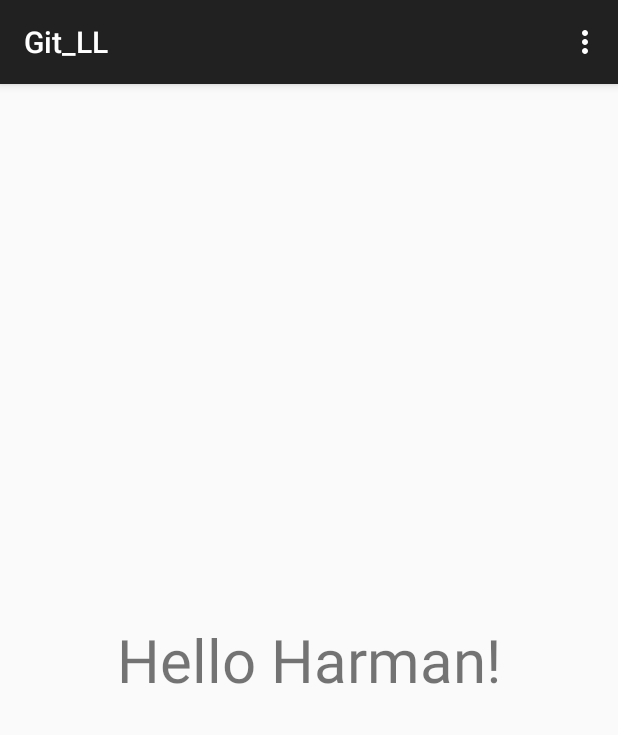
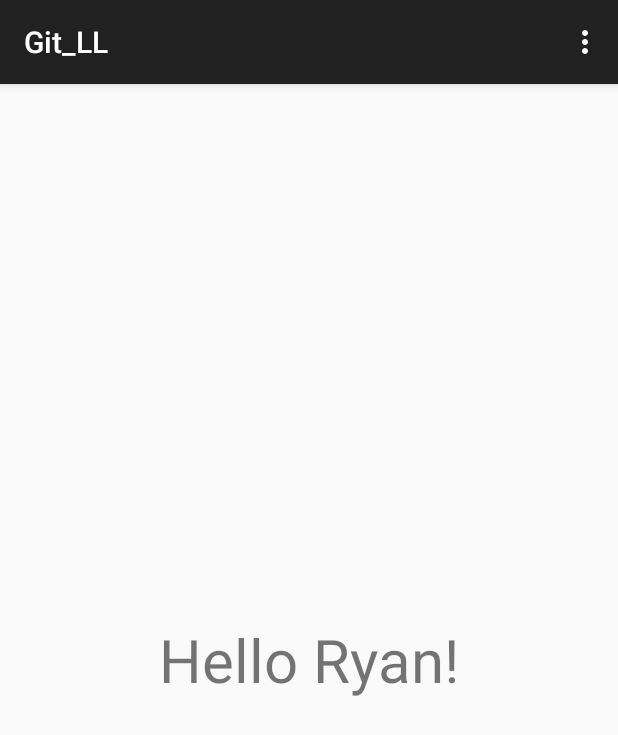
Before and after one commit to connected-mzhang/Git_LL, an Android app: the screen it shows after launch (MainActivity), on a phone screen of 412 x 824 dp. Shown: the top 735 px of the screen. Run offline under Robolectric (Android 15) with nearby library versions, the phone set to English and light mode, and no system bars.

Commit message:
hello ryan

```diff
--- a/Android/MyApplication/app/src/main/java/com/example/gitll/git_ll/MainActivity.java
+++ b/Android/MyApplication/app/src/main/java/com/example/gitll/git_ll/MainActivity.java
@@ -16,7 +16,7 @@ public class MainActivity extends ActionBarActivity {
         super.onCreate(savedInstanceState);
         setContentView(R.layout.activity_main);
         helloWorldText = (TextView) findViewById(R.id.hello_world_text);
-        helloWorldText.setText("Hello Harman!");
+        helloWorldText.setText("Hello Ryan!");
     }
 
 
```
